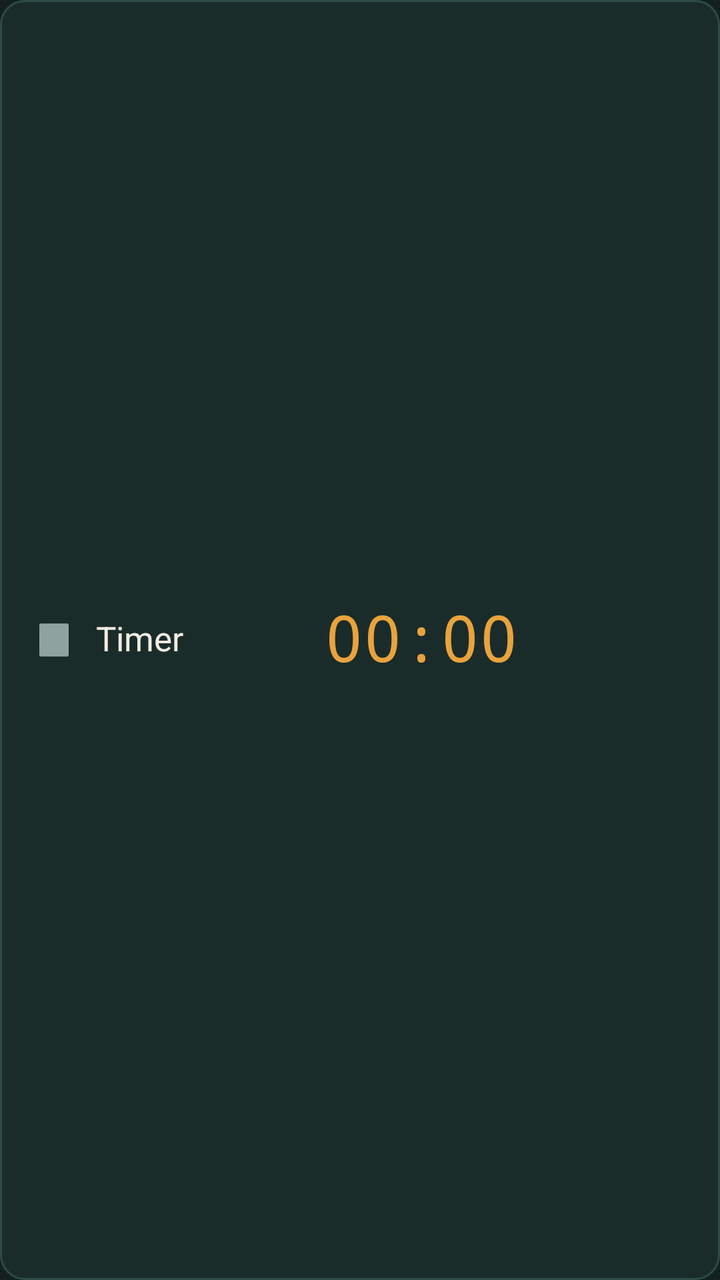
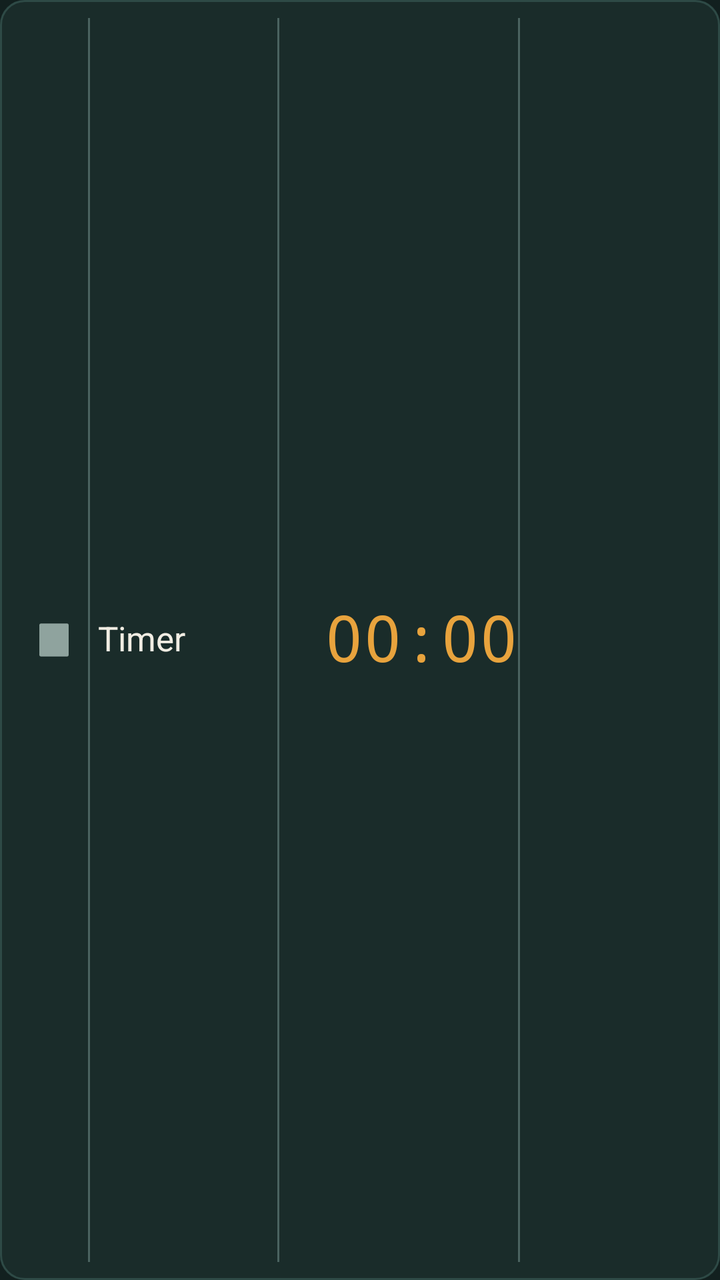

An Android layout rendered at two revisions. The XML below is the earlier revision; the diff shows what the commit changed to produce the second picture.
<!-- AndroidManifest.xml: application theme Theme.FocusLedger -->
<!-- res/layout/row_timer.xml -->
<?xml version="1.0" encoding="utf-8"?>
<FrameLayout xmlns:android="http://schemas.android.com/apk/res/android"
    android:id="@+id/rowRoot"
    android:layout_width="match_parent"
    android:layout_height="64dp"
    android:layout_marginBottom="3dp"
    android:background="@drawable/bg_row_track"
    android:clickable="true"
    android:focusable="true">

    
    <LinearLayout
        android:id="@+id/barContainer"
        android:layout_width="match_parent"
        android:layout_height="match_parent"
        android:orientation="horizontal"
        android:weightSum="1">

        
        <View
            android:id="@+id/barProgress"
            android:layout_width="0dp"
            android:layout_height="match_parent"
            android:layout_weight="0"
            android:background="#3A6841" />

        
        <View
            android:id="@+id/barOver"
            android:layout_width="0dp"
            android:layout_height="match_parent"
            android:layout_weight="0"
            android:background="#8C4726" />

        <View
            android:id="@+id/barRest"
            android:layout_width="0dp"
            android:layout_height="match_parent"
            android:layout_weight="1" />
    </LinearLayout>

    
    <LinearLayout
        android:layout_width="match_parent"
        android:layout_height="match_parent"
        android:orientation="horizontal"
        android:gravity="center_vertical"
        android:paddingStart="10dp"
        android:paddingEnd="10dp"
        android:weightSum="1">

        <ImageView
            android:id="@+id/rowNote"
            android:layout_width="34dp"
            android:layout_height="34dp"
            android:padding="6dp"
            android:src="@drawable/ic_note"
            android:contentDescription="Notes"
            android:clickable="true"
            android:focusable="true" />

        
        <LinearLayout
            android:id="@+id/rowLabelBox"
            android:layout_width="0dp"
            android:layout_weight="0.30"
            android:layout_height="wrap_content"
            android:layout_marginStart="4dp"
            android:orientation="vertical"
            android:gravity="center_vertical"
            android:clickable="true"
            android:focusable="true">

            <TextView
                android:id="@+id/rowLabel"
                android:layout_width="match_parent"
                android:layout_height="wrap_content"
                android:text="Timer"
                android:textColor="#F1EDE3"
                android:textSize="17sp"
                android:maxLines="1"
                android:ellipsize="end"
                android:includeFontPadding="false" />

            <TextView
                android:id="@+id/rowSub"
                android:layout_width="match_parent"
                android:layout_height="wrap_content"
                android:layout_marginTop="2dp"
                android:fontFamily="monospace"
                android:textSize="13sp"
                android:maxLines="1"
                android:ellipsize="end"
                android:includeFontPadding="false"
                android:visibility="gone" />
        </LinearLayout>

        
        <TextView
            android:id="@+id/rowTime"
            android:layout_width="0dp"
            android:layout_weight="0.40"
            android:layout_height="wrap_content"
            android:gravity="end"
            android:text="00:00"
            android:textColor="#E8A33D"
            android:fontFamily="monospace"
            android:textSize="32sp"
            android:maxLines="1"
            android:includeFontPadding="false" />

        <TextView
            android:id="@+id/rowGoal"
            android:layout_width="0dp"
            android:layout_weight="0.30"
            android:layout_height="wrap_content"
            android:gravity="end"
            android:text=""
            android:textColor="#A9BDB8"
            android:fontFamily="monospace"
            android:textSize="22sp"
            android:maxLines="1"
            android:ellipsize="end"
            android:includeFontPadding="false" />

    </LinearLayout>

    
    <View
        android:id="@+id/rowBorder"
        android:layout_width="match_parent"
        android:layout_height="match_parent"
        android:background="@drawable/bg_row_idle" />

</FrameLayout>
<!-- resources referenced by this layout -->
<resources>
  <!-- drawable bg_row_idle (drawable) -->
  <?xml version="1.0" encoding="utf-8"?>
  <shape xmlns:android="http://schemas.android.com/apk/res/android" android:shape="rectangle">
      <solid android:color="@android:color/transparent" />
      <corners android:radius="12dp" />
      <stroke android:width="1dp" android:color="#2E4A46" />
  </shape>
  <!-- drawable bg_row_track (drawable) -->
  <?xml version="1.0" encoding="utf-8"?>
  <shape xmlns:android="http://schemas.android.com/apk/res/android" android:shape="rectangle">
      <solid android:color="#1A2C2A" />
      <corners android:radius="12dp" />
  </shape>
  <!-- drawable ic_note (drawable) -->
  <?xml version="1.0" encoding="utf-8"?>
  <vector xmlns:android="http://schemas.android.com/apk/res/android"
      android:width="24dp"
      android:height="24dp"
      android:viewportWidth="24"
      android:viewportHeight="24"
      android:tint="#8FA39E">
      <path
          android:fillColor="#FFFFFF"
          android:pathData="M5,3h14a1,1 0 0 1 1,1v16a1,1 0 0 1 -1,1H5a1,1 0 0 1 -1,-1V4a1,1 0 0 1 1,-1zM7,7h10v1.6H7zM7,11h10v1.6H7zM7,15h6v1.6H7z" />
  </vector>
  <style name="Theme.FocusLedger" parent="Theme.AppCompat.DayNight.NoActionBar">
          <item name="colorPrimary">#E8A33D</item>
          <item name="colorPrimaryDark">#12201F</item>
          <item name="colorAccent">#6FAFC4</item>
          <item name="android:windowBackground">#12201F</item>
      </style>
</resources>

<!-- the commit's change to res/layout/row_timer.xml (unified diff, before → after) -->
@@ -60,6 +60,15 @@
             android:focusable="true" />
 
         
+
+        
+        <View
+            android:layout_width="1dp"
+            android:layout_height="match_parent"
+            android:layout_marginTop="9dp"
+            android:layout_marginBottom="9dp"
+            android:background="#4A6360" />
+
         <LinearLayout
             android:id="@+id/rowLabelBox"
             android:layout_width="0dp"
@@ -96,12 +105,23 @@
         </LinearLayout>
 
         
+
+        
+        <View
+            android:layout_width="1dp"
+            android:layout_height="match_parent"
+            android:layout_marginTop="9dp"
+            android:layout_marginBottom="9dp"
+            android:background="#4A6360" />
+
         <TextView
             android:id="@+id/rowTime"
+            android:clickable="true"
+            android:focusable="true"
             android:layout_width="0dp"
             android:layout_weight="0.40"
-            android:layout_height="wrap_content"
-            android:gravity="end"
+            android:layout_height="match_parent"
+            android:gravity="end|center_vertical"
             android:text="00:00"
             android:textColor="#E8A33D"
             android:fontFamily="monospace"
@@ -109,8 +129,19 @@
             android:maxLines="1"
             android:includeFontPadding="false" />
 
+
+        
+        <View
+            android:layout_width="1dp"
+            android:layout_height="match_parent"
+            android:layout_marginTop="9dp"
+            android:layout_marginBottom="9dp"
+            android:background="#4A6360" />
+
         <TextView
             android:id="@+id/rowGoal"
+            android:clickable="true"
+            android:focusable="true"
             android:layout_width="0dp"
             android:layout_weight="0.30"
             android:layout_height="wrap_content"
